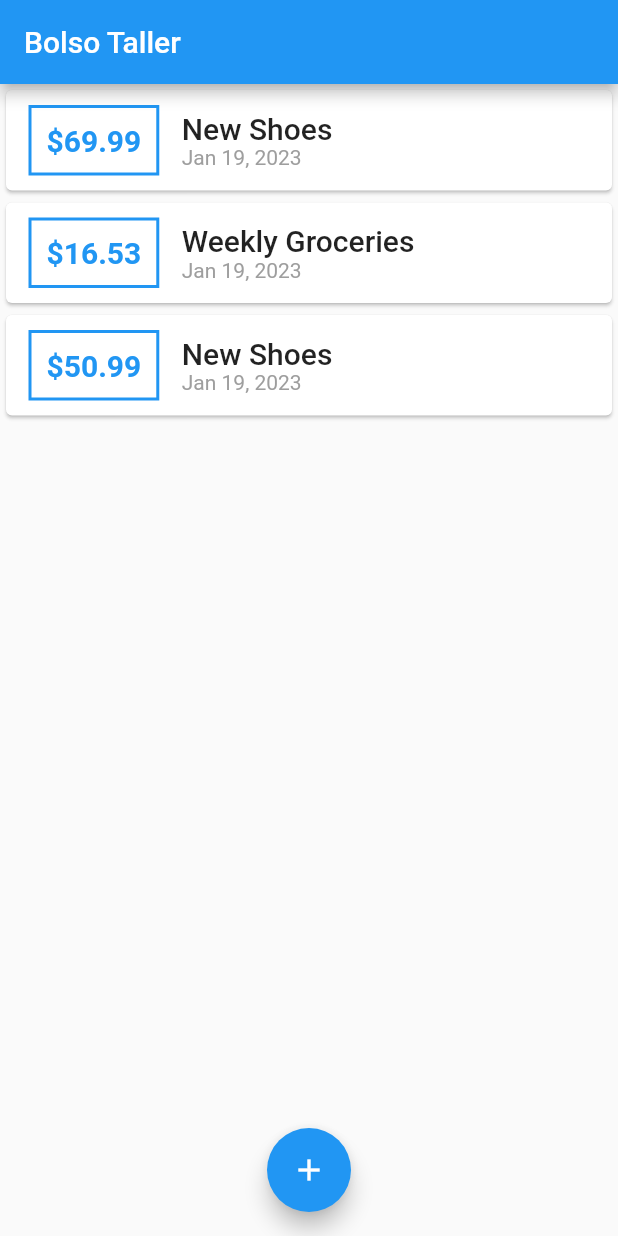
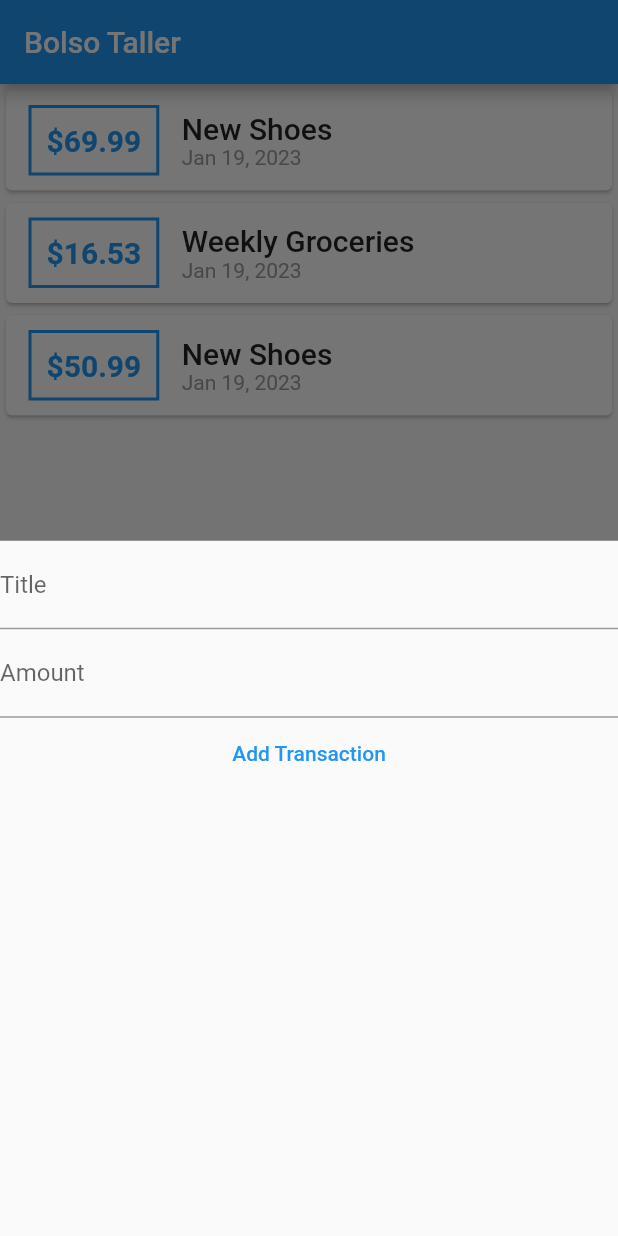
Before and after one commit to this-is-allan/bolso_flutter, a Flutter app: the screen it shows after launch, after a tap on the "add" icon, on a phone screen of 412 x 824 dp. Run offline on Flutter 3.47's test engine with Material 2 defaults, Android fonts, the phone set to English and light mode, and no system bars.

Commit message:
feat: user can create transaction item

```diff
--- a/lib/screens/dashboard_screen.dart
+++ b/lib/screens/dashboard_screen.dart
@@ -4,9 +4,12 @@
 // It will also contain a chart of the last 7 days of transactions
 // It will also contain a button to add a new transaction
 
+import 'dart:developer';
+
 import 'package:bolso_taller/widgets/transaction_form.dart';
 import 'package:flutter/material.dart';
 
+import '../models/transaction.dart';
 import '../widgets/transaction_list.dart';
 // import 'package:bolso_taller/models/transaction.dart';
 // import 'package:bolso_taller/widgets/chart.dart';
@@ -21,6 +24,52 @@ class DashboardScreen extends StatefulWidget {
 }
 
 class _DashboardScreenState extends State<DashboardScreen> {
+  final List<TransactionModel> transactions = [
+    TransactionModel(
+      id: 1,
+      title: 'New Shoes',
+      amount: 69.99,
+      date: DateTime.now(),
+    ),
+    TransactionModel(
+      id: 2,
+      title: 'Weekly Groceries',
+      amount: 16.53,
+      date: DateTime.now(),
+    ),
+    TransactionModel(
+      id: 3,
+      title: 'New Shoes',
+      amount: 50.99,
+      date: DateTime.now(),
+    ),
+  ];
+
+  void _addNewTransaction(String txTitle, double txAmount) {
+    inspect(txTitle);
+    inspect(txAmount);
+
+    final newTx = TransactionModel(
+      id: DateTime.now().millisecondsSinceEpoch,
+      title: txTitle,
+      amount: txAmount,
+      date: DateTime.now(),
+    );
+
+    setState(() {
+      transactions.add(newTx);
+    });
+  }
+
+  void _startAddNewTransaction(BuildContext ctx) {
+    showModalBottomSheet(
+      context: ctx,
+      builder: (_) {
+        return TransactionForm(addTransaction: _addNewTransaction);
+      },
+    );
+  }
+
   @override
   Widget build(BuildContext context) {
     return Scaffold(
@@ -33,14 +82,14 @@ class _DashboardScreenState extends State<DashboardScreen> {
           crossAxisAlignment: CrossAxisAlignment.stretch,
           children: [
             // Chart(),
-            TransactionList(),
+            TransactionList(transactions: transactions),
           ],
         ),
       ),
       floatingActionButtonLocation: FloatingActionButtonLocation.centerFloat,
       floatingActionButton: FloatingActionButton(
-        // onPressed: () => _startAddNewTransaction(context),
-        onPressed: () {},
+        onPressed: () => _startAddNewTransaction(context),
+        // onPressed: () {},
         child: const Icon(Icons.add),
       ),
     );
--- a/lib/widgets/transaction_form.dart
+++ b/lib/widgets/transaction_form.dart
@@ -3,26 +3,35 @@ import 'dart:developer';
 import 'package:flutter/material.dart';
 import 'package:intl/intl.dart';
 
-import '../models/transaction.dart';
+class TransactionForm extends StatelessWidget {
+  final Function addTransaction;
 
-class TransactionForm extends StatelessWidget {
-  TransactionForm({super.key});
-
-  final List<TransactionModel> transactions = [];
+  const TransactionForm({super.key, required this.addTransaction});
 
   @override
   Widget build(BuildContext context) {
+    final titleController = TextEditingController();
+    final amountController = TextEditingController();
+
     return Container(
       child: Column(
         children: [
           TextField(
+            controller: titleController,
             decoration: const InputDecoration(labelText: 'Title'),
           ),
           TextField(
+            controller: amountController,
             decoration: const InputDecoration(labelText: 'Amount'),
           ),
           TextButton(
-            onPressed: () {},
+            onPressed: () {
+              log('Add Transaction');
+              final title = titleController.text;
+              final amount = double.parse(amountController.text);
+
+              addTransaction(title, amount);
+            },
             child: const Text('Add Transaction'),
           ),
         ],
--- a/lib/widgets/transaction_list.dart
+++ b/lib/widgets/transaction_list.dart
@@ -1,33 +1,12 @@
-import 'dart:developer';
-
 import 'package:flutter/material.dart';
 import 'package:intl/intl.dart';
 
 import '../models/transaction.dart';
 
 class TransactionList extends StatelessWidget {
-  TransactionList({super.key});
+  final List<TransactionModel> transactions;
 
-  final List<TransactionModel> transactions = [
-    TransactionModel(
-      id: 1,
-      title: 'New Shoes',
-      amount: 69.99,
-      date: DateTime.now(),
-    ),
-    TransactionModel(
-      id: 2,
-      title: 'Weekly Groceries',
-      amount: 16.53,
-      date: DateTime.now(),
-    ),
-    TransactionModel(
-      id: 3,
-      title: 'New Shoes',
-      amount: 50.99,
-      date: DateTime.now(),
-    ),
-  ];
+  const TransactionList({super.key, required this.transactions});
 
   @override
   Widget build(BuildContext context) {
```
